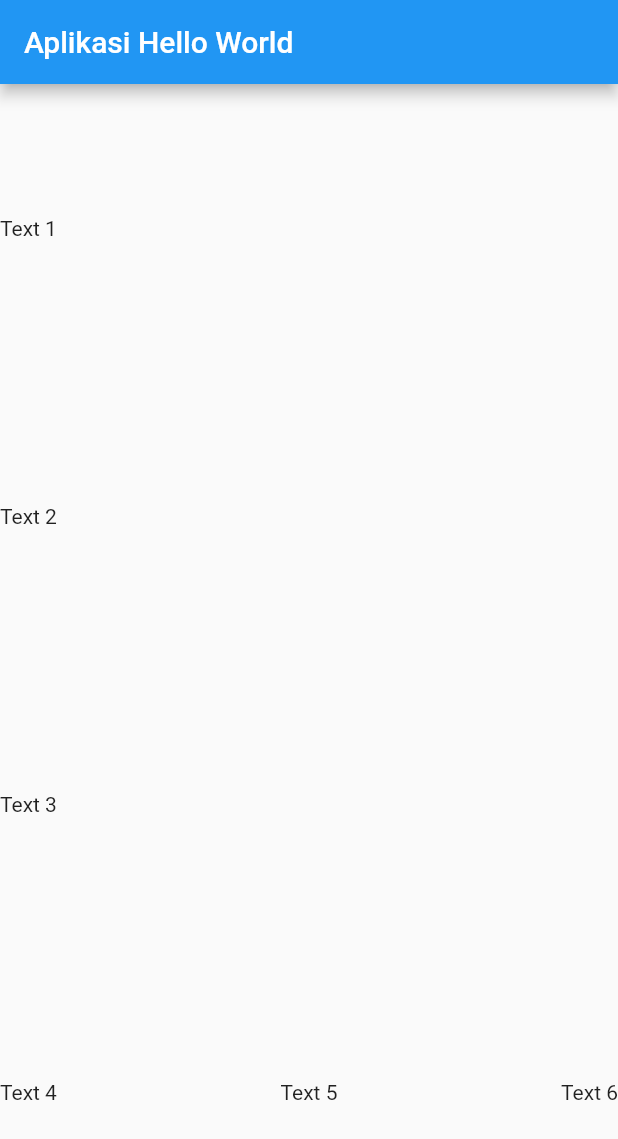
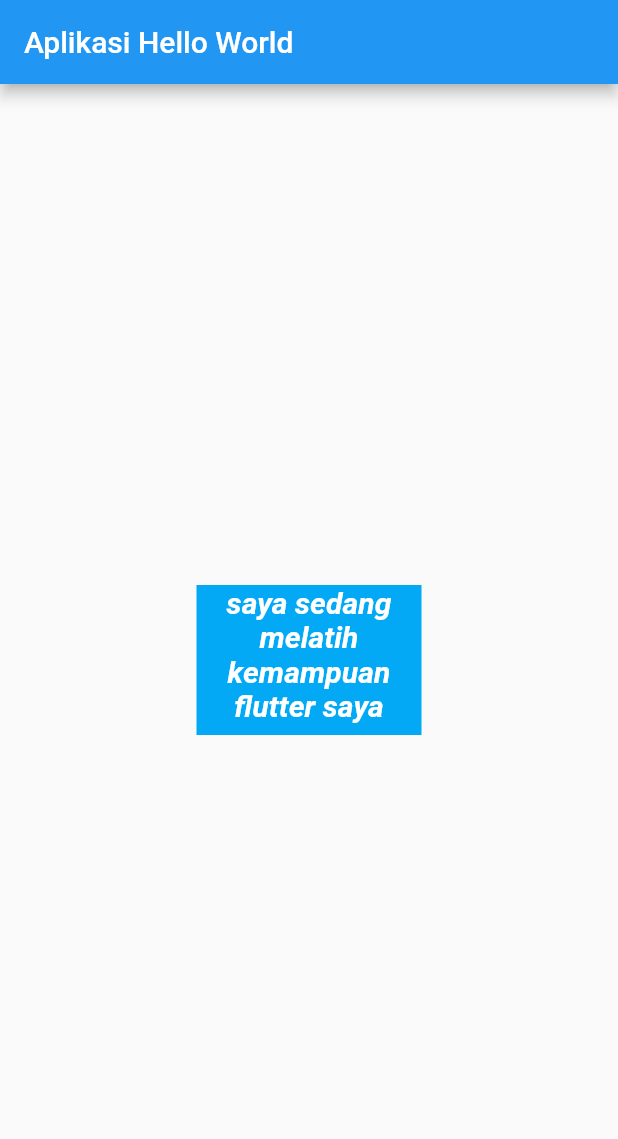
Before and after one commit to tryoasnafi/flutter-fundamental, a Flutter app: the screen it shows after launch, on a phone screen of 412 x 824 dp. Shown: the top 1139 px of the screen. Run offline on Flutter 3.47's test engine with Material 2 defaults, Android fonts, the phone set to English and light mode, and no system bars.

Commit message:
Text Widget

```diff
--- a/lib/main.dart
+++ b/lib/main.dart
@@ -10,22 +10,25 @@ class MyApp extends StatelessWidget {
         appBar: AppBar(
           title: Text('Aplikasi Hello World'),
         ),
-        body: Column(
-          crossAxisAlignment: CrossAxisAlignment.start,
-          mainAxisAlignment: MainAxisAlignment.spaceAround,
-          children: [
-            Text('Text 1'),
-            Text('Text 2'),
-            Text('Text 3'),
-            Row(
-              mainAxisAlignment: MainAxisAlignment.spaceBetween,
-              children: [
-                Text('Text 4'),
-                Text('Text 5'),
-                Text('Text 6'),
-              ],
+        body: Center(
+          child: Container(
+            color: Colors.lightBlue,
+            width: 150,
+            height: 100,
+            child: Text(
+              'saya sedang melatih kemampuan flutter saya',
+              // maxLines: 2,
+              // overflow: TextOverflow.ellipsis,
+              // softWrap: false,
+              textAlign: TextAlign.center,
+              style: TextStyle(
+                color: Colors.white,
+                fontSize: 20,
+                fontStyle: FontStyle.italic,
+                fontWeight: FontWeight.bold,
+              ),
             ),
-          ],
+          ),
         ),
       ),
     );
```
